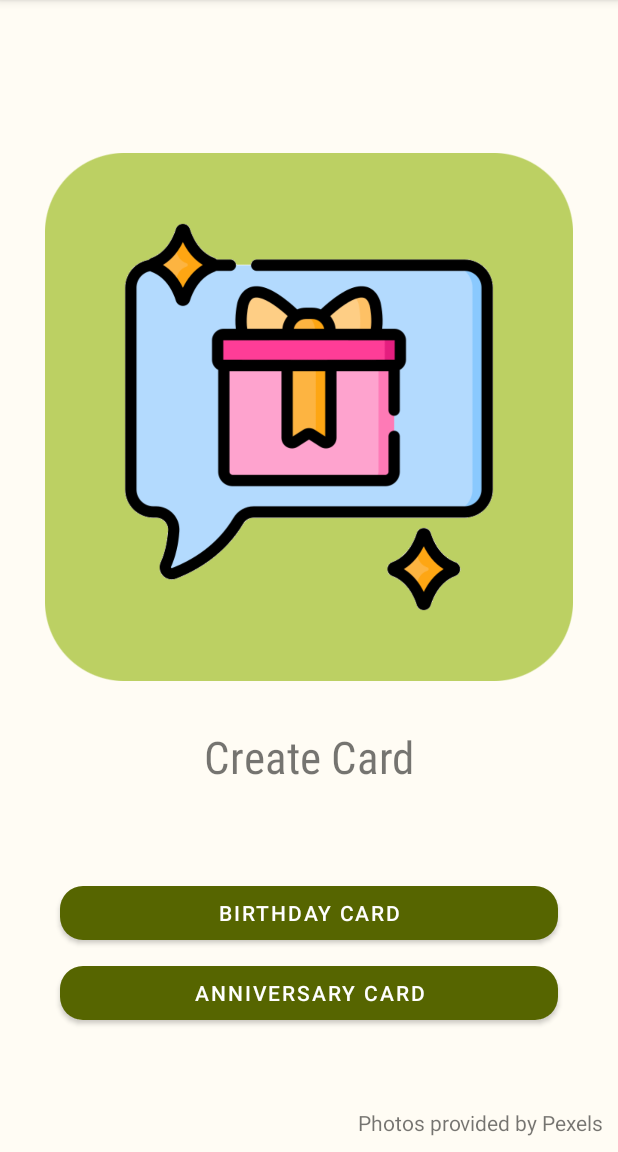
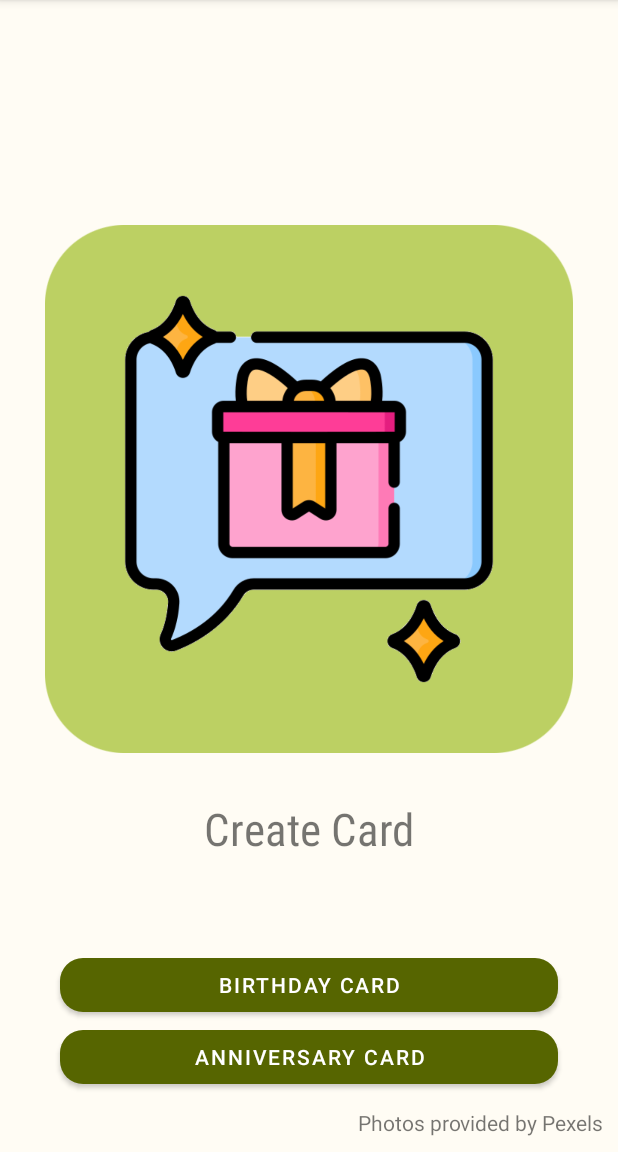
Before and after one commit to KarolinaWidz/Best-Wishes, an Android app: the screen it shows after launch (MainActivity), on a phone screen of 412 x 824 dp, the part 84-1236 px from its top. Run offline under Robolectric (Android 15) with nearby library versions, the phone set to English and light mode, and no system bars; our stand-ins replace navigation-ui.

Commit message:
Fix layouts

```diff
--- a/app/src/main/res/layout/fragment_menu.xml
+++ b/app/src/main/res/layout/fragment_menu.xml
@@ -59,7 +59,6 @@
         android:layout_marginHorizontal="30dp"
         android:text="@string/anniversary_card"
         app:cornerRadius="15dp"
-        app:layout_constraintBottom_toBottomOf="parent"
         app:layout_constraintEnd_toEndOf="parent"
         app:layout_constraintHorizontal_bias="0.5"
         app:layout_constraintStart_toStartOf="parent"
@@ -69,10 +68,11 @@
         android:id="@+id/textView"
         android:layout_width="wrap_content"
         android:layout_height="wrap_content"
-        android:layout_marginTop="35dp"
         android:text="@string/photos_provided_by_pexels"
+        android:layout_marginTop="10dp"
         app:layout_constraintBottom_toBottomOf="parent"
-        app:layout_constraintEnd_toEndOf="parent" />
+        app:layout_constraintEnd_toEndOf="parent"
+        app:layout_constraintTop_toBottomOf="@+id/anniversary_card_button" />
 
 
 </androidx.constraintlayout.widget.ConstraintLayout>
--- a/app/src/main/res/navigation/nav_graph.xml
+++ b/app/src/main/res/navigation/nav_graph.xml
@@ -3,11 +3,9 @@
     xmlns:app="http://schemas.android.com/apk/res-auto"
     xmlns:tools="http://schemas.android.com/tools"
     android:id="@+id/nav_graph.xml"
-    app:startDestination="@id/home">
+    app:startDestination="@id/menuFragment">
 
-    <navigation
-        android:id="@+id/home"
-        app:startDestination="@id/menuFragment">
+
     <fragment
         android:id="@+id/finalCardFragment"
         android:name="edu.karolinawidz.bestwishes.ui.FinalCardFragment"
@@ -65,4 +63,3 @@
             app:destination="@id/pictureListFragment" />
     </fragment>
 </navigation>
-</navigation>
```
Lines whose indentation alone changed are shown as unchanged.
